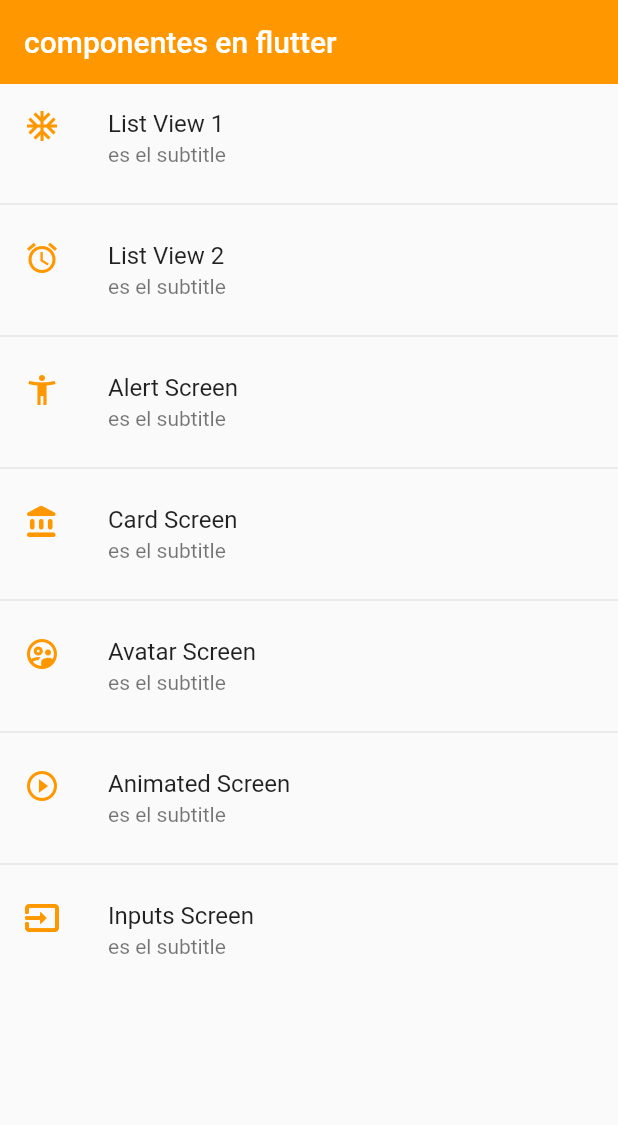
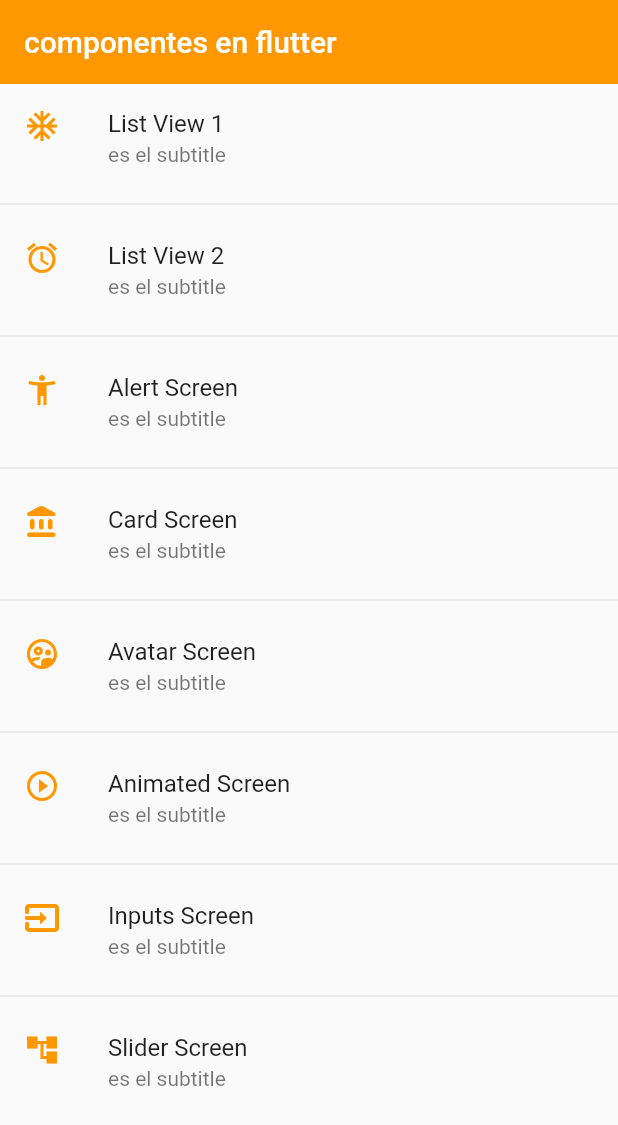
Before and after one commit to misael-reyes/curso_flutter, a Flutter app: the screen it shows after launch, on a phone screen of 412 x 824 dp. Shown: the top 1125 px of the screen. Run offline on Flutter 3.47's test engine with Material 2 defaults, Android fonts, the phone set to English and light mode, and no system bars.

Commit message:
94. Widget Slider

```diff
--- a/fl_components/lib/router/app_routes.dart
+++ b/fl_components/lib/router/app_routes.dart
@@ -54,7 +54,12 @@ class AppRoutes {
         route: 'inputs',
         icon: Icons.input_outlined,
         name: 'Inputs Screen',
-        screen: const InputsScreen())
+        screen: const InputsScreen()),
+    MenuOption(
+        route: 'slider',
+        icon: Icons.account_tree_sharp,
+        name: 'Slider Screen',
+        screen: const SliderScreen())
   ];
 
   // las demás rutas
--- a/fl_components/lib/screens/screens.dart
+++ b/fl_components/lib/screens/screens.dart
@@ -8,3 +8,4 @@ export 'package:fl_components/screens/listview2_screen.dart';
 export 'package:fl_components/screens/avatar_screen.dart';
 export 'package:fl_components/screens/animated_screen.dart';
 export 'package:fl_components/screens/inputs_screen.dart';
+export 'package:fl_components/screens/slider_screen.dart';
```
Also changed, not shown: fl_components/lib/screens/slider_screen.dart (added, +50 -0 lines).
